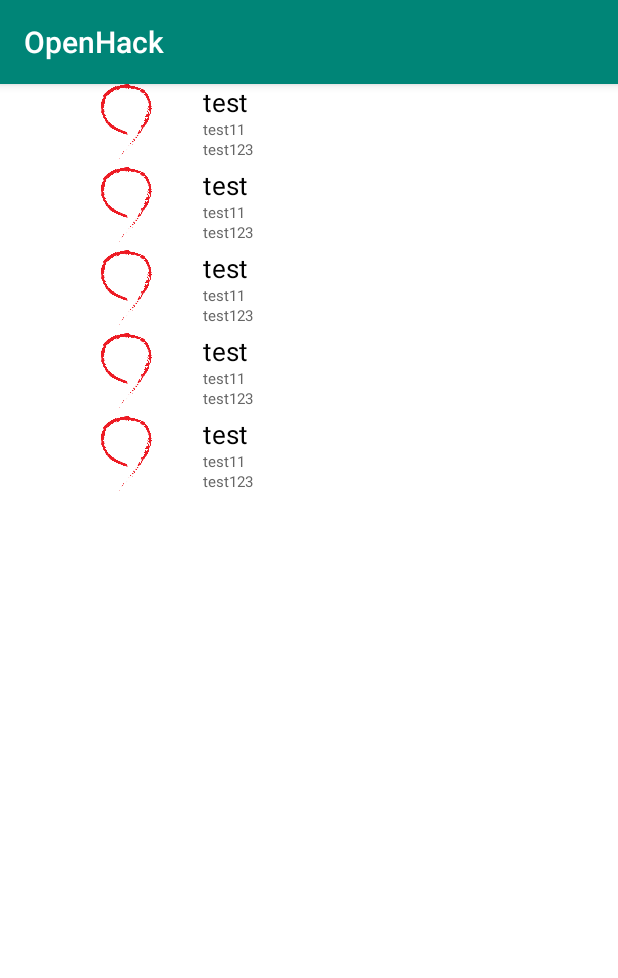
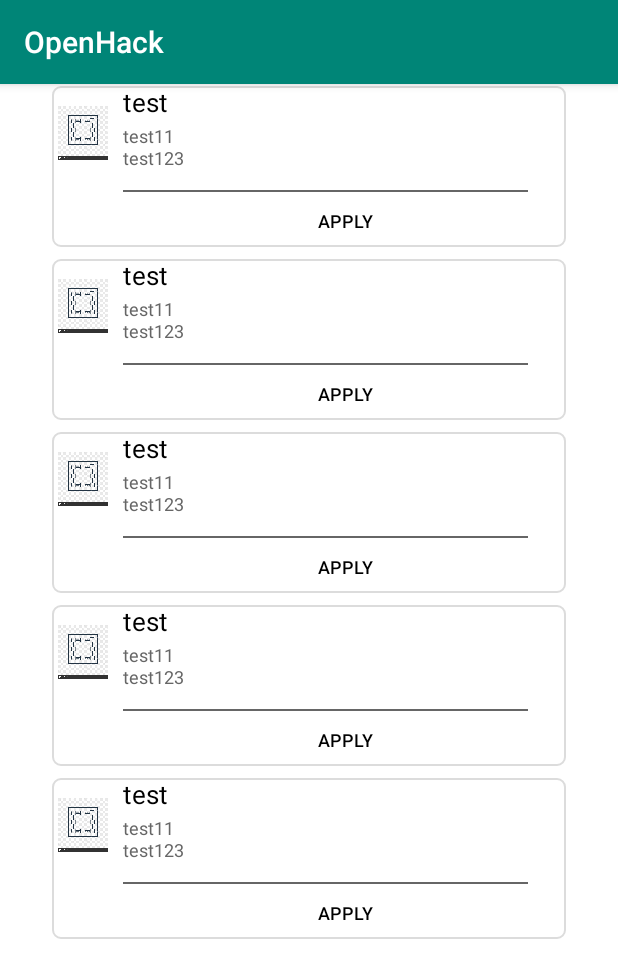
Before and after one commit to KimHeeil/OpenHack_15, an Android app: the listPage screen opened directly, with no data from a screen before it, on a phone screen of 412 x 824 dp. Shown: the top 978 px of the screen. Run offline under Robolectric (Android 15) with nearby library versions, the phone set to English and light mode, and no system bars.

Commit message:
리스트 발전

```diff
--- a/app/src/main/AndroidManifest.xml
+++ b/app/src/main/AndroidManifest.xml
@@ -13,7 +13,8 @@
         android:roundIcon="@mipmap/ic_launcher_round"
         android:supportsRtl="true"
         android:theme="@style/AppTheme">
-        <activity android:name=".listPage"></activity>
+        <activity android:name=".registerPage"></activity>
+        <activity android:name=".listPage" />
         <activity android:name=".MainActivity">
             <intent-filter>
                 <action android:name="android.intent.action.MAIN" />
--- /dev/null
+++ b/app/src/main/res/drawable/imageview_rounding.xml
@@ -0,0 +1,12 @@
+<?xml version="1.0" encoding="utf-8"?>
+<shape xmlns:android="http://schemas.android.com/apk/res/android"
+    android:innerRadius="0dp"
+    android:shape="ring"
+    android:thicknessRatio="1.9"
+    android:useLevel="false" >
+    <solid android:color="@android:color/transparent" />
+
+    <stroke
+        android:width="10dp"
+        android:color="@android:color/white" />
+</shape>
--- /dev/null
+++ b/app/src/main/res/drawable/layout_border.xml
@@ -0,0 +1,23 @@
+<?xml version="1.0" encoding="utf-8"?>
+<layer-list xmlns:android="http://schemas.android.com/apk/res/android" >
+
+    <item
+        android:bottom="1.5dp"
+        android:left="1.5dp"
+        android:right="1.5dp"
+        android:top="1.5dp">
+        <shape android:shape="rectangle" >
+            <stroke
+                android:width="1dp"
+                android:color="#dcdcdc" />
+            <corners
+                android:bottomLeftRadius="5dp"
+                android:bottomRightRadius="5dp"
+                android:topLeftRadius="5dp"
+                android:topRightRadius="5dp" />
+
+            <solid android:color="#FFF" />
+        </shape>
+    </item>
+
+</layer-list>
--- a/app/src/main/res/layout/activity_list_page.xml
+++ b/app/src/main/res/layout/activity_list_page.xml
@@ -12,12 +12,10 @@
             android:layout_width="345dp"
            android:layout_height="match_parent"
            android:layout_gravity="center"
-           android:dividerHeight="5dp">
+           android:dividerHeight="5dp"
+           >
+
 
        </ListView>
-    <View
-        android:layout_width="fill_parent"
-        android:layout_height="8dip"
-        android:background="@drawable/drop_shadow" >
-    </View>
+
     </LinearLayout>
--- a/app/src/main/res/layout/list_item.xml
+++ b/app/src/main/res/layout/list_item.xml
@@ -2,57 +2,85 @@
 <LinearLayout xmlns:android="http://schemas.android.com/apk/res/android"
     android:orientation="horizontal" android:layout_width="345dp"
     android:layout_height="match_parent"
-    android:background="#ffffff">
+
+    android:background="@drawable/layout_border">
 
     <LinearLayout
         android:orientation="horizontal"
-        android:layout_width="match_parent"
-        android:layout_height="match_parent"
+        android:layout_width="0dp"
+        android:layout_height="110dp"
         android:layout_weight="1"
+
         >
 
 
         <ImageView
         android:id="@+id/imageView1"
-            android:layout_width="50dp"
-            android:layout_height="50dp"
-        android:layout_weight="1" />
+            android:layout_width="45dp"
+            android:layout_height="45dp"
+            android:background="@drawable/imageview_rounding"
+            android:layout_weight="1"
+            android:layout_marginLeft="5dp"
+            android:layout_marginRight="10dp"
+            android:layout_marginTop="10dp"
+            />
 
 
         <LinearLayout
-            android:layout_width="wrap_content"
-            android:layout_height="match_parent"
+            android:layout_width="match_parent"
+            android:layout_height="wrap_content"
             android:layout_weight="4"
             android:orientation="vertical">
 
             <TextView
                 android:id="@+id/textView1"
                 android:layout_width="match_parent"
-                android:layout_height="wrap_content"
+                android:layout_height="match_parent"
                 android:layout_weight="2"
                 android:gravity="center_vertical"
                 android:text="New Text"
                 android:textColor="#000000"
-                android:textSize="17sp" />
+                android:textSize="17sp"
+                android:layout_marginBottom="3dp"/>
 
             <TextView
                 android:id="@+id/textView2"
                 android:layout_width="match_parent"
                 android:layout_height="wrap_content"
-                android:layout_weight="2"
+                android:layout_weight="3"
                 android:text="New Text"
                 android:textColor="#666666"
-                android:textSize="10sp" />
+                android:textSize="12sp" />
 
             <TextView
                 android:id="@+id/textView3"
                 android:layout_width="match_parent"
                 android:layout_height="wrap_content"
-                android:layout_weight="2"
+                android:layout_weight="3"
                 android:text="New Text"
                 android:textColor="#666666"
-                android:textSize="10sp" />
+                android:textSize="12sp"
+                android:layout_marginBottom="15dp"/>
+            <View
+
+                android:layout_width="270dp"
+                android:layout_height="1dp"
+
+                android:background="#666666"/>
+
+            <Button
+                android:id="@+id/button"
+                android:layout_width="match_parent"
+                android:layout_height="wrap_content"
+                android:layout_weight="14"
+                android:text="apply"
+                android:textSize="12sp"
+                android:textColor="#000000"
+                android:background="#00ff0000"
+                />
+
         </LinearLayout>
+
     </LinearLayout>
 
 
--- a/app/src/main/res/values/array.xml
+++ b/app/src/main/res/values/array.xml
@@ -2,7 +2,7 @@
 
 <resources>
     <integer-array name="resId">
-        <item>@drawable/test</item>
+        <item>@drawable/icontest</item>
 
     </integer-array>
 
```
Also changed, not shown: app/src/main/java/com/example/openhack/MainActivity.java (+12 -0 lines), app/src/main/java/com/example/openhack/registerPage.java (added, +13 -0 lines), app/src/main/res/layout/activity_main.xml (+10 -0 lines), app/src/main/res/layout/activity_register_page.xml (added, +45 -0 lines), app/src/main/res/drawable/icontest.jpg (added).
